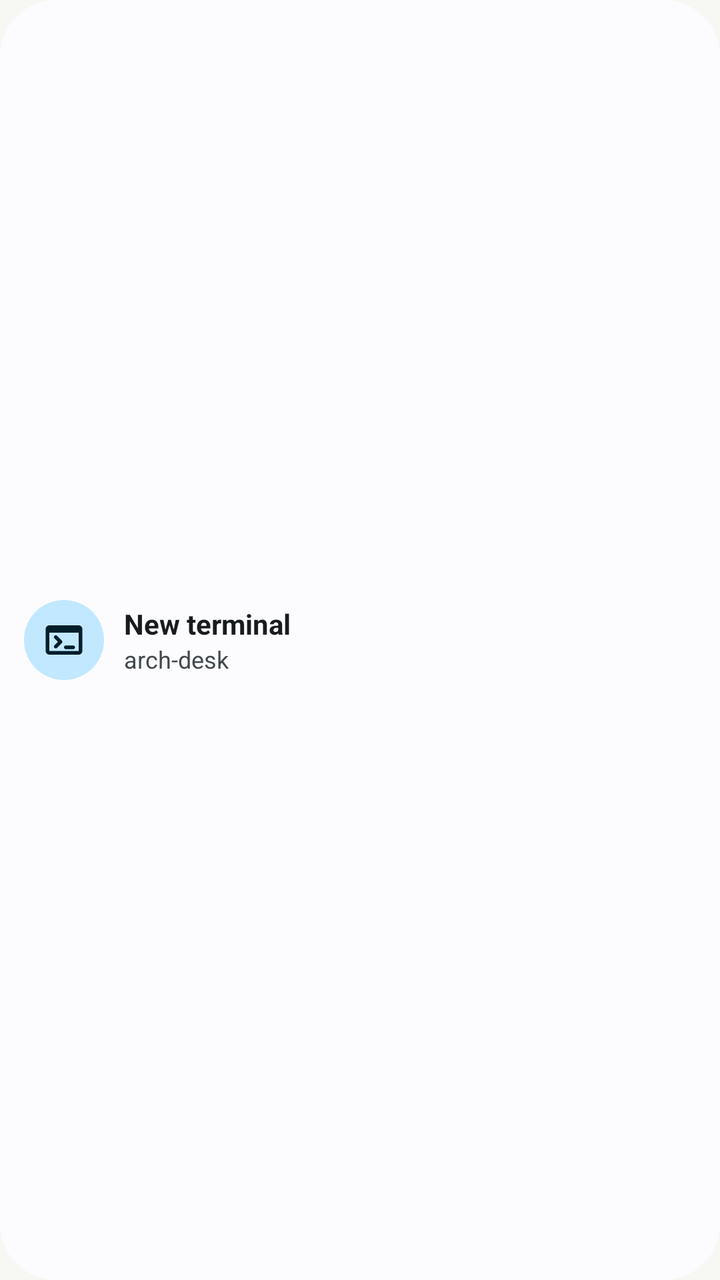
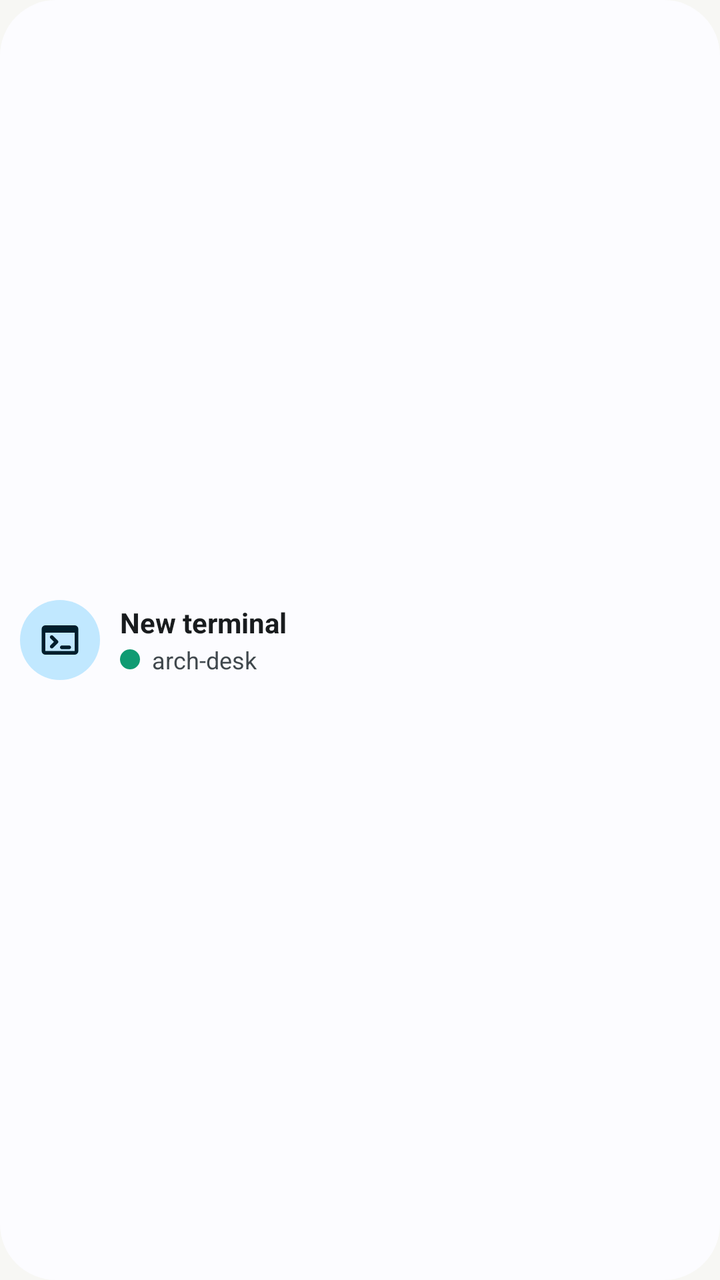

An Android layout rendered at two revisions. The XML below is the earlier revision; the diff shows what the commit changed to produce the second picture.
<!-- AndroidManifest.xml: application theme DeskLinkTheme.NoActionBar -->
<!-- res/layout/widget_terminals.xml -->
<?xml version="1.0" encoding="utf-8"?>
<LinearLayout xmlns:android="http://schemas.android.com/apk/res/android"
    xmlns:tools="http://schemas.android.com/tools"
    android:id="@android:id/background"
    tools:ignore="UseAppTint"
    android:layout_width="match_parent"
    android:layout_height="match_parent"
    android:background="@drawable/widget_desk_background"
    android:gravity="center_vertical"
    android:orientation="horizontal"
    android:paddingStart="12dp"
    android:paddingTop="8dp"
    android:paddingEnd="12dp"
    android:paddingBottom="8dp">

    <ImageView
        android:id="@+id/term_icon"
        android:layout_width="40dp"
        android:layout_height="40dp"
        android:background="@drawable/widget_tonal_circle"
        android:importantForAccessibility="no"
        android:padding="9dp"
        android:src="@drawable/sym_terminal"
        android:tint="@color/widget_on_tonal" />

    <LinearLayout
        android:layout_width="0dp"
        android:layout_height="wrap_content"
        android:layout_marginStart="10dp"
        android:layout_weight="1"
        android:orientation="vertical">

        <TextView
            android:id="@+id/term_title"
            android:layout_width="match_parent"
            android:layout_height="wrap_content"
            android:ellipsize="end"
            android:maxLines="2"
            android:text="@string/widget_terminals_new"
            android:textColor="@color/widget_text"
            android:textSize="14sp"
            android:textStyle="bold" />

        <TextView
            android:id="@+id/term_sub"
            android:layout_width="match_parent"
            android:layout_height="wrap_content"
            android:ellipsize="end"
            android:maxLines="1"
            android:text="@string/widget_desk_preview_name"
            android:textColor="@color/widget_text_dim"
            android:textSize="12sp" />
    </LinearLayout>
</LinearLayout>
<!-- resources referenced by this layout -->
<resources>
  <color name="widget_on_tonal">#FF1B2F7A</color>
  <color name="widget_text">#FF18181B</color>
  <color name="widget_text_dim">#FF5F5F67</color>
  <!-- drawable widget_desk_background (drawable) -->
  <?xml version="1.0" encoding="utf-8"?>
  <shape xmlns:android="http://schemas.android.com/apk/res/android" android:shape="rectangle">
      <solid android:color="@color/widget_bg" />
      <corners android:radius="@dimen/widget_radius" />
  </shape>
  <!-- drawable widget_tonal_circle (drawable) -->
  <?xml version="1.0" encoding="utf-8"?>
  <ripple xmlns:android="http://schemas.android.com/apk/res/android" android:color="@color/widget_button_bg">
      <item>
          <shape android:shape="oval">
              <solid android:color="@color/widget_tonal" />
          </shape>
      </item>
  </ripple>
  <string name="widget_desk_preview_name">arch-desk</string>
  <string name="widget_terminals_new">New terminal</string>
  <style name="DeskLinkTheme.NoActionBar" parent="DeskLinkThemeBase.NoActionBar" />
  <color name="widget_bg">#FFFFFFFF</color>
  <dimen name="widget_radius">24dp</dimen>
  <color name="widget_button_bg">#0D000000</color>
  <color name="widget_tonal">#FFE2E8FB</color>
  <style name="DeskLinkThemeBase.NoActionBar" parent="DeskLinkTheme">
          <item name="windowActionBar">false</item>
          <item name="windowNoTitle">true</item>
      </style>
  <style name="DeskLinkTheme" parent="DeskLinkThemeBase" />
  <color name="brand_primary">#3256D6</color>
  <color name="brand_on_primary">#FFFFFF</color>
  <color name="brand_primary_container">#E2E8FB</color>
  <color name="brand_on_primary_container">#1B2F7A</color>
  <color name="brand_secondary">#5F5F67</color>
  <color name="brand_on_secondary">#FFFFFF</color>
  <color name="brand_secondary_container">#E2E8FB</color>
  <color name="brand_on_secondary_container">#1B2F7A</color>
  <color name="brand_tertiary">#0F9B72</color>
  <color name="brand_on_tertiary">#FFFFFF</color>
  <color name="brand_tertiary_container">#D7F0E7</color>
  <color name="brand_on_tertiary_container">#0B7A59</color>
  <color name="brand_background">#F7F7F4</color>
  <color name="brand_on_background">#18181B</color>
  <color name="brand_surface_variant">#ECECE8</color>
  <color name="brand_on_surface_variant">#5F5F67</color>
  <color name="brand_outline">#D4D4CF</color>
  <color name="brand_outline_variant">#E6E6E3</color>
  <color name="brand_surface_container_lowest">#FFFFFF</color>
  <color name="brand_surface_container_low">#FFFFFF</color>
  <color name="brand_surface_container">#FFFFFF</color>
  <color name="brand_surface_container_high">#ECECE8</color>
  <color name="brand_surface_container_highest">#ECECE8</color>
  <style name="DeskLinkToolbar" parent="Widget.Material3.Toolbar" />
  <style name="DeskLinkCardStyle" parent="@style/Widget.Material3.CardView.Elevated" />
  <dimen name="desk_dialog_radius">24dp</dimen>
  <style name="DeskLinkDialogButton.Positive" parent="Widget.Material3.Button.TextButton.Dialog">
          <item name="shapeAppearance">@style/DeskLinkDialogShape</item>
          <item name="android:minHeight">48dp</item>
          <item name="backgroundTint">?attr/colorPrimary</item>
          <item name="android:textColor">?attr/colorOnPrimary</item>
      </style>
  <style name="DeskLinkDialogButton" parent="Widget.Material3.Button.TextButton.Dialog">
          <item name="shapeAppearance">@style/DeskLinkDialogShape</item>
          <item name="android:minHeight">48dp</item>
          <item name="android:textColor">?attr/colorPrimary</item>
      </style>
  <style name="DeskLinkDialogShape" parent="ShapeAppearance.Material3.Corner.Full" />
  <!-- unchanged entries left out for length: 3 -->
</resources>

<!-- the commit's change to res/layout/widget_terminals.xml (unified diff, before → after) -->
@@ -8,16 +8,16 @@
     android:background="@drawable/widget_desk_background"
     android:gravity="center_vertical"
     android:orientation="horizontal"
-    android:paddingStart="12dp"
-    android:paddingTop="8dp"
-    android:paddingEnd="12dp"
-    android:paddingBottom="8dp">
+    android:paddingStart="10dp"
+    android:paddingTop="6dp"
+    android:paddingEnd="10dp"
+    android:paddingBottom="6dp">
 
     <ImageView
         android:id="@+id/term_icon"
         android:layout_width="40dp"
         android:layout_height="40dp"
-        android:background="@drawable/widget_tonal_circle"
+        android:background="@drawable/widget_icon_square"
         android:importantForAccessibility="no"
         android:padding="9dp"
         android:src="@drawable/sym_terminal"
@@ -28,6 +28,7 @@
         android:layout_height="wrap_content"
         android:layout_marginStart="10dp"
         android:layout_weight="1"
+        android:importantForAccessibility="no"
         android:orientation="vertical">
 
         <TextView
@@ -35,20 +36,40 @@
             android:layout_width="match_parent"
             android:layout_height="wrap_content"
             android:ellipsize="end"
-            android:maxLines="2"
+            android:importantForAccessibility="no"
+            android:maxLines="1"
             android:text="@string/widget_terminals_new"
             android:textColor="@color/widget_text"
             android:textSize="14sp"
             android:textStyle="bold" />
 
-        <TextView
-            android:id="@+id/term_sub"
+        <LinearLayout
             android:layout_width="match_parent"
             android:layout_height="wrap_content"
-            android:ellipsize="end"
-            android:maxLines="1"
-            android:text="@string/widget_desk_preview_name"
-            android:textColor="@color/widget_text_dim"
-            android:textSize="12sp" />
+            android:layout_marginTop="1dp"
+            android:gravity="center_vertical"
+            android:importantForAccessibility="no"
+            android:orientation="horizontal">
+
+            <ImageView
+                android:id="@+id/term_dot"
+                android:layout_width="10dp"
+                android:layout_height="10dp"
+                android:layout_marginEnd="6dp"
+                android:importantForAccessibility="no"
+                android:src="@drawable/widget_dot_mint" />
+
+            <TextView
+                android:id="@+id/term_sub"
+                android:layout_width="0dp"
+                android:layout_height="wrap_content"
+                android:layout_weight="1"
+                android:ellipsize="end"
+                android:importantForAccessibility="no"
+                android:maxLines="1"
+                android:text="@string/widget_desk_preview_name"
+                android:textColor="@color/widget_text_dim"
+                android:textSize="12sp" />
+        </LinearLayout>
     </LinearLayout>
 </LinearLayout>
<!-- resource entries referenced after the edit -->
@@ -9,22 +9,26 @@
       <solid android:color="@color/widget_bg" />
       <corners android:radius="@dimen/widget_radius" />
   </shape>
-  <!-- drawable widget_tonal_circle (drawable) -->
+  <!-- drawable widget_dot_mint (drawable) -->
   <?xml version="1.0" encoding="utf-8"?>
-  <ripple xmlns:android="http://schemas.android.com/apk/res/android" android:color="@color/widget_button_bg">
-      <item>
-          <shape android:shape="oval">
-              <solid android:color="@color/widget_tonal" />
-          </shape>
-      </item>
-  </ripple>
+  <shape xmlns:android="http://schemas.android.com/apk/res/android" android:shape="oval">
+      <solid android:color="@color/widget_mint" />
+      <size android:width="10dp" android:height="10dp" />
+  </shape>
+  <!-- drawable widget_icon_square (drawable) -->
+  <?xml version="1.0" encoding="utf-8"?>
+  <shape xmlns:android="http://schemas.android.com/apk/res/android" android:shape="rectangle">
+      <solid android:color="@color/widget_tonal" />
+      <corners android:radius="@dimen/widget_inner_radius" />
+  </shape>
   <string name="widget_desk_preview_name">arch-desk</string>
   <string name="widget_terminals_new">New terminal</string>
   <style name="DeskLinkTheme.NoActionBar" parent="DeskLinkThemeBase.NoActionBar" />
   <color name="widget_bg">#FFFFFFFF</color>
   <dimen name="widget_radius">24dp</dimen>
-  <color name="widget_button_bg">#0D000000</color>
+  <color name="widget_mint">#FF0F9B72</color>
   <color name="widget_tonal">#FFE2E8FB</color>
+  <dimen name="widget_inner_radius">16dp</dimen>
   <style name="DeskLinkThemeBase.NoActionBar" parent="DeskLinkTheme">
           <item name="windowActionBar">false</item>
           <item name="windowNoTitle">true</item>
